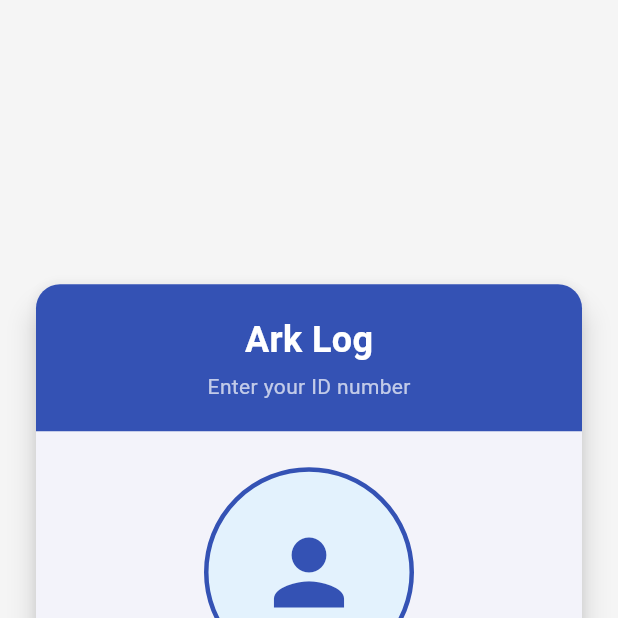
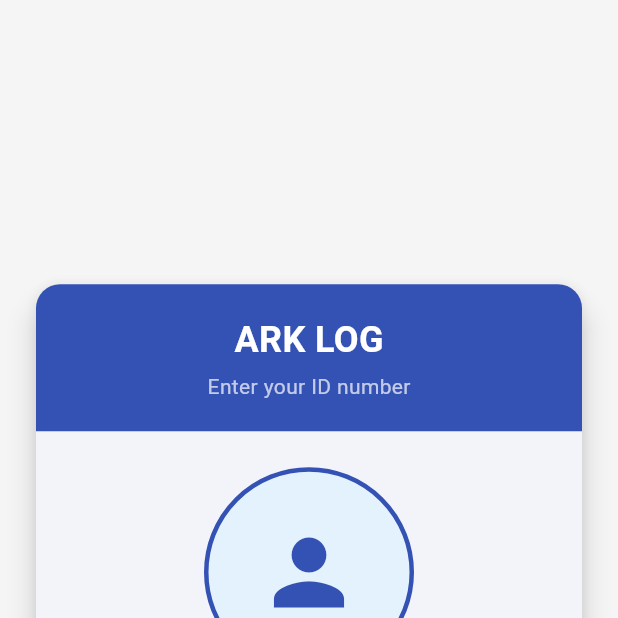
Before and after one commit to kurt-arpilleda/arklog_flutter, a Flutter app: the screen it shows after launch, on a phone screen of 412 x 824 dp, the top half of it. Run offline on Flutter 3.47's test engine with Material 3 defaults, Android fonts, the phone set to English and light mode, and no system bars; missing offline and left inert: unique_identifier; network calls fail.

Commit message:
Id checker

```diff
--- a/lib/login.dart
+++ b/lib/login.dart
@@ -211,7 +211,7 @@ class _LoginScreenState extends State<LoginScreen> {
                     child: Column(
                       children: [
                         const Text(
-                          'Ark Log',
+                          'ARK LOG',
                           style: TextStyle(
                             color: Colors.white,
                             fontSize: 24,
--- a/lib/main.dart
+++ b/lib/main.dart
@@ -11,7 +11,7 @@ class MyApp extends StatelessWidget {
   @override
   Widget build(BuildContext context) {
     return MaterialApp(
-      title: 'Ark Login',
+      title: 'ARK LOG',
       debugShowCheckedModeBanner: false,
       theme: ThemeData(
         colorScheme: ColorScheme.fromSeed(
```
Also changed, not shown: 2 other files.
